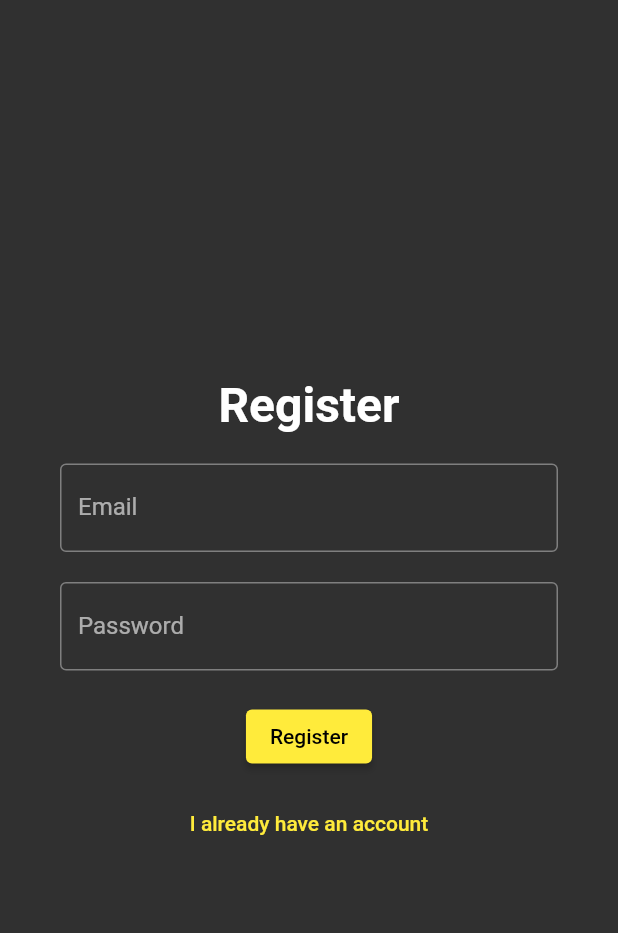
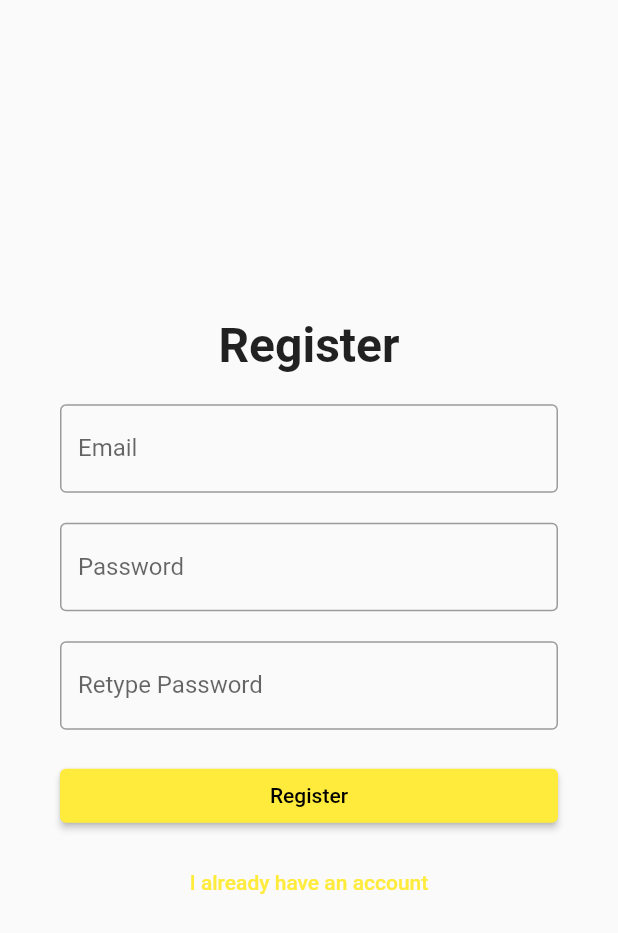
Before and after one commit to finnn28/infoin_ewallet, a Flutter app: the screen it shows after launch, after a tap on "Create an account", on a phone screen of 412 x 824 dp. Shown: the top 933 px of the screen. Run offline on Flutter 3.47's test engine with Material 3 defaults, Android fonts, the phone set to English and light mode, and no system bars; our stand-ins replace flutter_svg, image_picker.

Commit message:
Refactor: Update code

```diff
--- a/lib/Pages/Auth/login.dart
+++ b/lib/Pages/Auth/login.dart
@@ -46,11 +46,17 @@ class _LoginState extends State<Login> {
               ),
             ),
             const SizedBox(height: 20),
-            ElevatedButton(
-              onPressed: () {
-                Navigator.push(context, MaterialPageRoute(builder: (context)=> const Home()));
-              },
-              child: const Text('Login'),
+            Padding(
+              padding: const EdgeInsets.symmetric(horizontal: 40),
+              child: SizedBox(
+                width: double.infinity,
+                child: ElevatedButton(
+                  onPressed: () {
+                    Navigator.push(context, MaterialPageRoute(builder: (context)=> const Home()));
+                  },
+                  child: const Text('Login'),
+                ),
+              ),
             ),
             const SizedBox(height: 10),
             TextButton(
--- a/lib/Pages/Auth/register.dart
+++ b/lib/Pages/Auth/register.dart
@@ -40,7 +40,22 @@ class Register extends StatelessWidget {
               ),
             ),
             const SizedBox(height: 20),
-            ElevatedButton(
+            Padding(
+              padding: const  EdgeInsets.symmetric(horizontal: 40),
+              child: TextFormField(
+                obscureText: true,
+                decoration: const InputDecoration(
+                  labelText: 'Retype Password',
+                  border: OutlineInputBorder(),
+                ),
+              ),
+            ),
+            const SizedBox(height: 20),
+            Padding(
+              padding: const EdgeInsets.symmetric(horizontal: 40),
+              child: SizedBox(
+                width: double.infinity,
+                child: ElevatedButton(
                   onPressed: () {
                     Navigator.push(
                       context,
@@ -48,6 +63,8 @@ class Register extends StatelessWidget {
                     );
                   },
                   child: const Text('Register'),
+                ),
+              ),
             ),
             const SizedBox(height: 10),
             TextButton(
--- a/lib/Provider/darkMode.dart
+++ b/lib/Provider/darkMode.dart
@@ -11,7 +11,7 @@ class DarkMode extends ChangeNotifier {
   }
 
   var light = ThemeData(
-      brightness: Brightness.dark,
+      brightness: Brightness.light,
       primarySwatch: Colors.yellow,
       useMaterial3: false);
 
```
Lines whose indentation alone changed are shown as unchanged.
